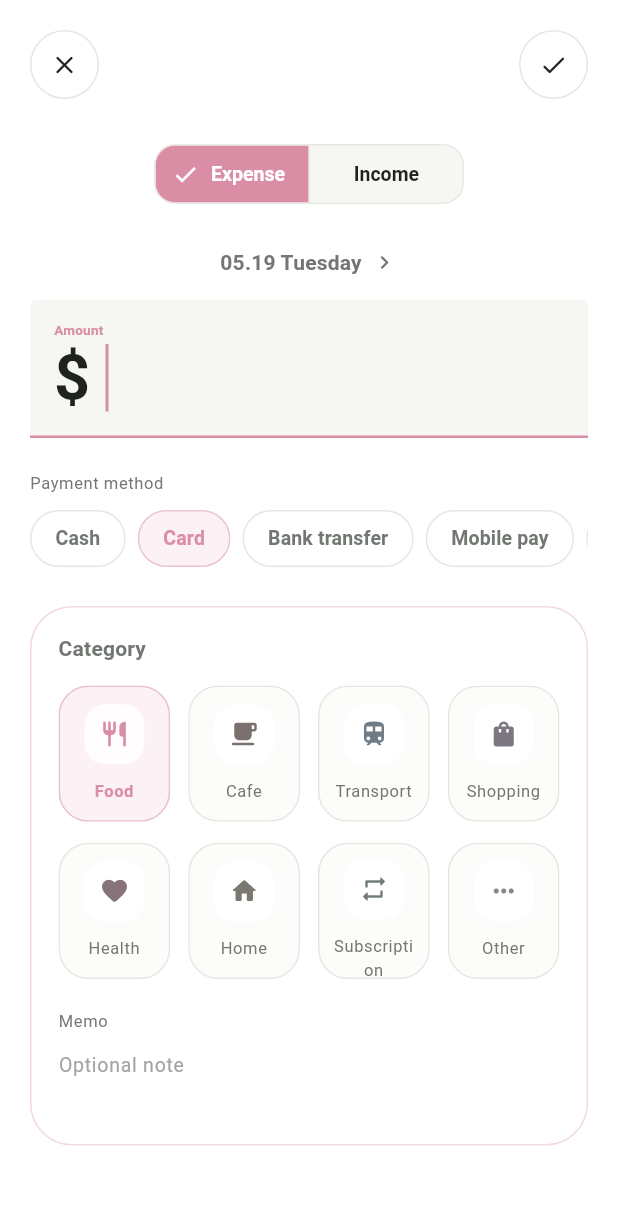
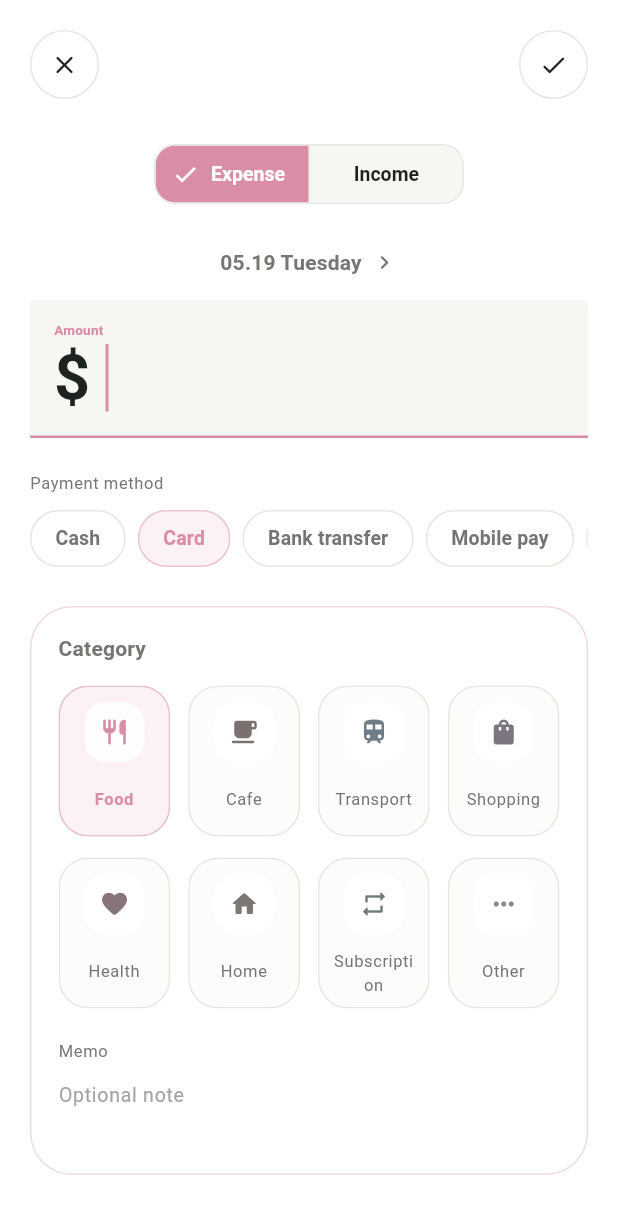
Before and after one commit to lenayoo/money_days, a Flutter app: the AddTransactionScreen screen opened directly, on a phone screen of 412 x 824 dp. Shown: the top 1214 px of the screen. Run offline on Flutter 3.47's test engine with Material 3 defaults, Android fonts, the phone set to English and light mode, and no system bars; our stand-ins replace flutter_riverpod, google_mobile_ads, hive_flutter, share_plus; accounts and stored records are empty; network calls fail.

Commit message:
edit message

```diff
--- a/lib/features/expenses/screens/add_transaction_screen.dart
+++ b/lib/features/expenses/screens/add_transaction_screen.dart
@@ -155,8 +155,7 @@ class _AddTransactionScreenState extends ConsumerState<AddTransactionScreen> {
         category: _selectedCategory,
         date: _selectedDate,
         currency: activeCurrency,
-        paymentMethod:
-            _selectedType.isExpense ? _selectedPaymentMethod : null,
+        paymentMethod: _selectedType.isExpense ? _selectedPaymentMethod : null,
         memo: _memoController.text,
       );
     } else {
@@ -166,8 +165,7 @@ class _AddTransactionScreenState extends ConsumerState<AddTransactionScreen> {
         category: _selectedCategory,
         date: _selectedDate,
         currency: activeCurrency,
-        paymentMethod:
-            _selectedType.isExpense ? _selectedPaymentMethod : null,
+        paymentMethod: _selectedType.isExpense ? _selectedPaymentMethod : null,
         memo: _memoController.text,
       );
     }
@@ -193,6 +191,8 @@ class _AddTransactionScreenState extends ConsumerState<AddTransactionScreen> {
     final l10n = AppLocalizations.of(context)!;
     final theme = Theme.of(context);
     final locale = Localizations.localeOf(context);
+    final viewInsets = MediaQuery.viewInsetsOf(context);
+    final textScale = MediaQuery.textScalerOf(context).scale(1);
     final settings = ref.watch(settingsControllerProvider);
     final currency = widget.expense?.currency ?? settings.currency;
     final categories = expenseCategoriesForType(_selectedType);
@@ -201,6 +201,10 @@ class _AddTransactionScreenState extends ConsumerState<AddTransactionScreen> {
     final activeSoftColor =
         _selectedType.isIncome ? AppColors.incomeSoft : AppColors.expenseSoft;
     final activeBorderColor = activeColor.withValues(alpha: 0.34);
+    final categoryChildAspectRatio =
+        categories.length > 4
+            ? (textScale > 1.05 ? 0.68 : 0.74)
+            : (textScale > 1.05 ? 0.78 : 0.86);
 
     return Scaffold(
       backgroundColor: AppColors.background,
@@ -209,7 +213,8 @@ class _AddTransactionScreenState extends ConsumerState<AddTransactionScreen> {
         child: Form(
           key: _formKey,
           child: ListView(
-            padding: const EdgeInsets.fromLTRB(20, 20, 20, 32),
+            keyboardDismissBehavior: ScrollViewKeyboardDismissBehavior.onDrag,
+            padding: EdgeInsets.fromLTRB(20, 20, 20, viewInsets.bottom + 32),
             children: [
               Row(
                 children: [
@@ -452,12 +457,11 @@ class _AddTransactionScreenState extends ConsumerState<AddTransactionScreen> {
                       shrinkWrap: true,
                       physics: const NeverScrollableScrollPhysics(),
                       itemCount: categories.length,
-                      gridDelegate:
-                          const SliverGridDelegateWithFixedCrossAxisCount(
+                      gridDelegate: SliverGridDelegateWithFixedCrossAxisCount(
                         crossAxisCount: 4,
                         crossAxisSpacing: 12,
                         mainAxisSpacing: 14,
-                            childAspectRatio: 0.82,
+                        childAspectRatio: categoryChildAspectRatio,
                       ),
                       itemBuilder: (context, index) {
                         final category = categories[index];
@@ -656,6 +660,21 @@ class _CategoryGridItem extends StatelessWidget {
   Widget build(BuildContext context) {
     final theme = Theme.of(context);
     final accent = selected ? activeColor : category.color;
+    final textScale = MediaQuery.textScalerOf(context).scale(1);
+
+    return LayoutBuilder(
+      builder: (context, constraints) {
+        final compact = constraints.maxHeight < 92 || textScale > 1.05;
+        final iconSize = compact ? 34.0 : 40.0;
+        final iconRadius = compact ? 12.0 : 14.0;
+        final iconGlyphSize = compact ? 18.0 : 20.0;
+        final verticalPadding = compact ? 8.0 : 10.0;
+        final labelGap = compact ? 8.0 : 10.0;
+        final labelStyle = theme.textTheme.bodySmall?.copyWith(
+          fontSize: compact ? 11 : null,
+          color: selected ? accent : AppColors.textSecondary,
+          fontWeight: selected ? FontWeight.w600 : FontWeight.w400,
+        );
 
         return Material(
           color: Colors.transparent,
@@ -663,39 +682,48 @@ class _CategoryGridItem extends StatelessWidget {
             onTap: onTap,
             borderRadius: BorderRadius.circular(20),
             child: Ink(
-          padding: const EdgeInsets.symmetric(horizontal: 8, vertical: 10),
+              padding: EdgeInsets.symmetric(
+                horizontal: 8,
+                vertical: verticalPadding,
+              ),
               decoration: BoxDecoration(
                 color: selected ? activeSoftColor : AppColors.surfaceRaised,
                 borderRadius: BorderRadius.circular(20),
                 border: Border.all(
                   color:
-                  selected ? accent.withValues(alpha: 0.5) : AppColors.border,
+                      selected
+                          ? accent.withValues(alpha: 0.5)
+                          : AppColors.border,
                 ),
               ),
               child: Column(
-            mainAxisAlignment: MainAxisAlignment.center,
                 children: [
                   Container(
-                width: 40,
-                height: 40,
+                    width: iconSize,
+                    height: iconSize,
                     decoration: BoxDecoration(
                       color:
                           selected
                               ? Colors.white.withValues(alpha: 0.85)
                               : AppColors.surface,
-                  borderRadius: BorderRadius.circular(14),
+                      borderRadius: BorderRadius.circular(iconRadius),
                     ),
-                child: Icon(category.icon, color: accent, size: 20),
+                    child: Icon(
+                      category.icon,
+                      color: accent,
+                      size: iconGlyphSize,
                     ),
-              const SizedBox(height: 10),
-              Text(
+                  ),
+                  SizedBox(height: labelGap),
+                  Expanded(
+                    child: Center(
+                      child: Text(
                         label,
                         textAlign: TextAlign.center,
                         maxLines: 2,
                         overflow: TextOverflow.ellipsis,
-                style: theme.textTheme.bodySmall?.copyWith(
-                  color: selected ? accent : AppColors.textSecondary,
-                  fontWeight: selected ? FontWeight.w600 : FontWeight.w400,
+                        style: labelStyle,
+                      ),
                     ),
                   ),
                 ],
@@ -703,5 +731,7 @@ class _CategoryGridItem extends StatelessWidget {
             ),
           ),
         );
+      },
+    );
   }
 }
--- a/lib/l10n/app_en.arb
+++ b/lib/l10n/app_en.arb
@@ -65,8 +65,8 @@
     }
   },
   "doneButton": "Done",
-  "shareSummaryTitle": "Share summary card",
-  "shareSummarySubtitle": "A small card for this month.",
+  "shareExpenseTitle": "Share this month's spending",
+  "shareIncomeTitle": "Share this month's income",
   "preparingShareCard": "Preparing card...",
   "shareSummaryButton": "Share card",
   "shareFailedMessage": "The share card could not be prepared.",
@@ -81,7 +81,6 @@
       }
     }
   },
-  "shareCardCaption": "A quiet record of this month.",
   "settingsTitle": "Settings",
   "languageSetting": "Language",
   "languageSystem": "System default",
--- a/lib/l10n/app_ja.arb
+++ b/lib/l10n/app_ja.arb
@@ -65,8 +65,8 @@
     }
   },
   "doneButton": "閉じる",
-  "shareSummaryTitle": "共有カード",
-  "shareSummarySubtitle": "今月を小さなカードにまとめます。",
+  "shareExpenseTitle": "今月の支出を共有",
+  "shareIncomeTitle": "今月の収入を共有",
   "preparingShareCard": "カードを準備しています...",
   "shareSummaryButton": "カードを共有",
   "shareFailedMessage": "共有カードを準備できませんでした。",
@@ -81,7 +81,6 @@
       }
     }
   },
-  "shareCardCaption": "今月の静かな記録。",
   "settingsTitle": "設定",
   "languageSetting": "言語",
   "languageSystem": "システム設定",
--- a/lib/l10n/app_ko.arb
+++ b/lib/l10n/app_ko.arb
@@ -65,8 +65,8 @@
     }
   },
   "doneButton": "닫기",
-  "shareSummaryTitle": "요약 카드 공유",
-  "shareSummarySubtitle": "이번 달을 작은 카드로 나눠 보세요.",
+  "shareExpenseTitle": "이번달 지출 공유",
+  "shareIncomeTitle": "이번달 수입 공유",
   "preparingShareCard": "카드를 준비하는 중...",
   "shareSummaryButton": "카드 공유",
   "shareFailedMessage": "공유 카드를 준비하지 못했어요.",
@@ -81,7 +81,6 @@
       }
     }
   },
-  "shareCardCaption": "이번 달의 조용한 기록.",
   "settingsTitle": "설정",
   "languageSetting": "언어",
   "languageSystem": "시스템 기본값",
```
Also changed, not shown: lib/features/review/screens/monthly_review_screen.dart (+10 -1 lines), lib/features/review/widgets/monthly_summary_share_sheet.dart (+4 -10 lines), lib/core/localization/generated/app_localizations.dart, lib/core/localization/generated/app_localizations_en.dart, lib/core/localization/generated/app_localizations_ja.dart, lib/core/localization/generated/app_localizations_ko.dart. Lines whose indentation alone changed are shown as unchanged.
